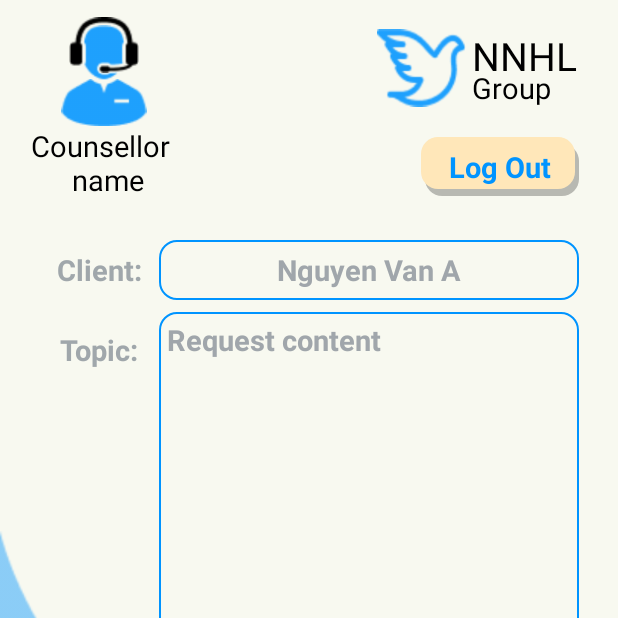
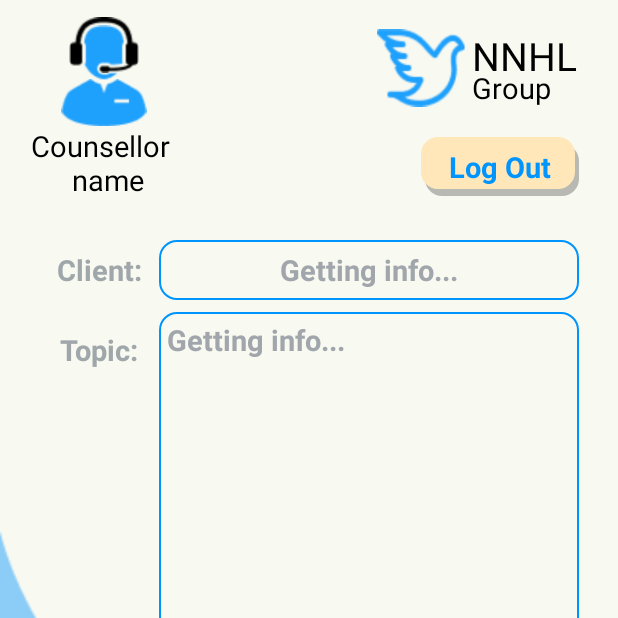
Before and after one commit to gigajet/ebank, an Android app: the CounsellorMainActivity screen opened directly, with no data from a screen before it, after a tap on an icon or button, on a phone screen of 412 x 824 dp, the top half of it. Run offline under Robolectric (Android 15) with nearby library versions, the light colour scheme and no system bars; our stand-ins replace Firebase (no records; nobody signed in at launch, a user with empty details on screens opened directly); 1 statement that could not run was skipped.

Commit message:
fix bug client & counsel info

```diff
--- a/app/src/main/java/nnhl/project/ebank/Counsellor/CounsellorMainActivity.java
+++ b/app/src/main/java/nnhl/project/ebank/Counsellor/CounsellorMainActivity.java
@@ -47,15 +47,17 @@ public class CounsellorMainActivity extends AppCompatActivity implements Counsel
                 }
             }
         });
+        tvRequestContent=findViewById(R.id.requestContentTextview);
+        tvClientName=findViewById(R.id.clientNameTextview);
         btnStart=findViewById(R.id.startButton);
         btnStart.setOnClickListener(new View.OnClickListener() {
             @Override
             public void onClick(View v) {
+                tvClientName.setText("Getting info...");
+                tvRequestContent.setText("Getting info...");
                 presenter.start();
             }
         });
-        tvRequestContent=findViewById(R.id.requestContentTextview);
-        tvClientName=findViewById(R.id.clientNameTextview);
     }
 
     @Override
--- a/app/src/main/java/nnhl/project/ebank/Counsellor/CounsellorMainPresenter.java
+++ b/app/src/main/java/nnhl/project/ebank/Counsellor/CounsellorMainPresenter.java
@@ -37,6 +37,7 @@ public class CounsellorMainPresenter {
     boolean is_ready_to_call() {return ready_to_call;}
 
     void start () {
+        client_name=null; req_content=null;
         JSONObject data=new JSONObject();
         jitsi_room= Util.RandomJitsiRoomName();
         try {
@@ -102,6 +103,8 @@ public class CounsellorMainPresenter {
                                 return;
                                 //e.printStackTrace();
                             }
+                            view.update_client_info(client_name, req_content);
+                            Log.d(TAG+"X","Jitsi token: "+jitsi_room);
 
                             listen_ref.removeValue();
                             listen_ref.removeEventListener(this);
@@ -123,15 +126,17 @@ public class CounsellorMainPresenter {
                     Log.e(TAG, "onComplete: "+error);
                 else {
                     //Complete callback
-                    ready_to_call=true;
-                    view.update_client_info(client_name, req_content);
+                    if (client_name != null) {
+                        ready_to_call=true;
+                        view.update_client_info(client_name, req_content);
+                        Log.d(TAG,"Jitsi token: "+jitsi_room);
+                    }
                 }
             }
         }, false);
     }
 
     public interface View {
-
         void update_client_info(String client_name, String req_content);
     }
 }
```
Also changed, not shown: app/src/main/java/nnhl/project/ebank/Client/ClientRequestActivity.java (+7 -0 lines), app/src/main/java/nnhl/project/ebank/Client/ClientRequestPresenter.java (+11 -9 lines).
